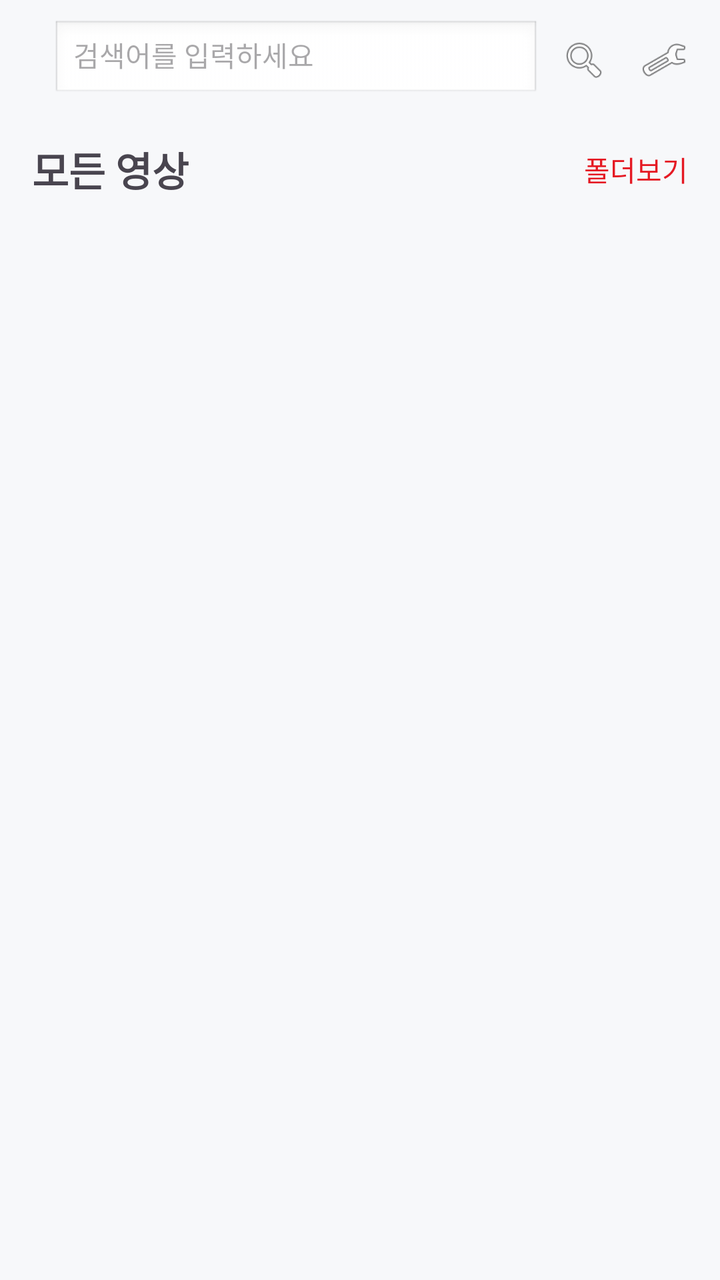
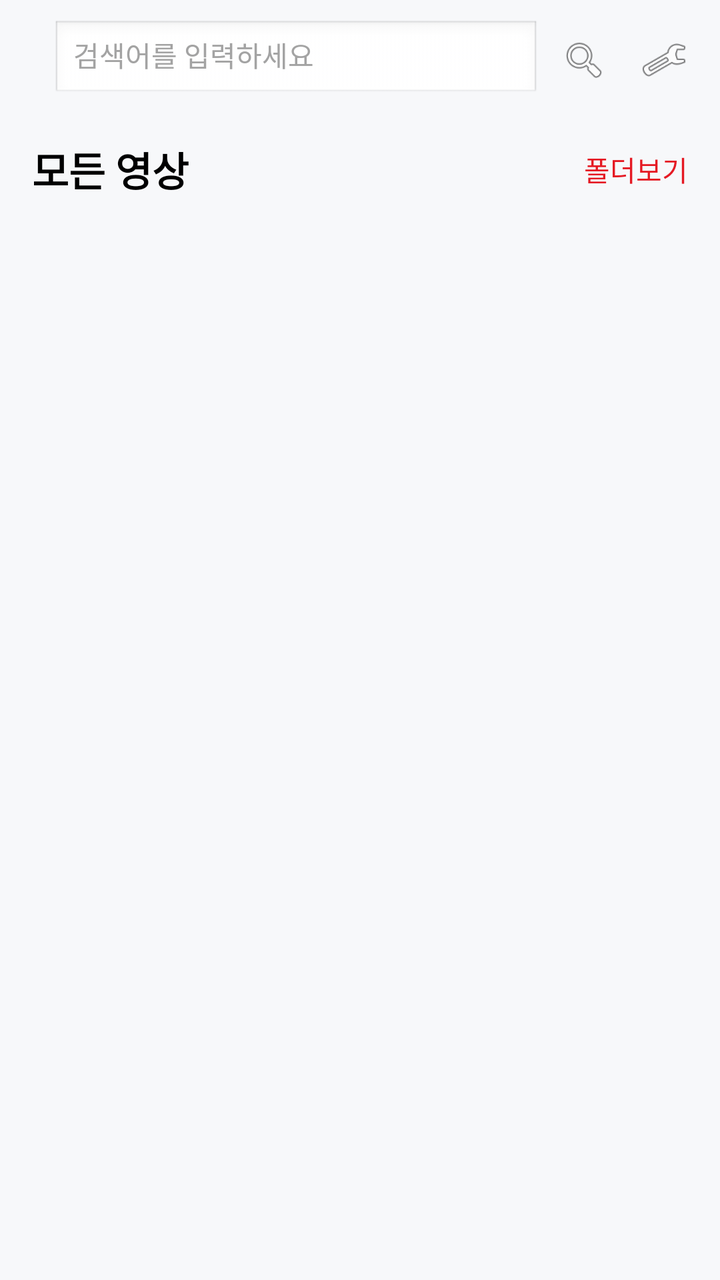

Before-and-after screenshots of an Android layout around one commit, followed by the original layout XML and the change that was made.
<!-- AndroidManifest.xml: application theme Theme.TubePocket -->
<!-- res/layout/fragment_storage.xml -->
<?xml version="1.0" encoding="utf-8"?>
<LinearLayout xmlns:android="http://schemas.android.com/apk/res/android"
    android:layout_width="match_parent"
    android:layout_height="match_parent"
    android:background="@color/bg_light_gray"
    android:orientation="vertical">

    <RelativeLayout
        android:layout_width="match_parent"
        android:layout_height="60dp"
        android:paddingHorizontal="16dp">

        <EditText
            android:id="@+id/etSearch"
            android:layout_width="match_parent"
            android:layout_height="40dp"
            android:layout_alignParentStart="true"
            android:layout_toStartOf="@id/ivSearch"
            android:layout_centerVertical="true"
            android:layout_marginHorizontal="10dp"
            android:hint="검색어를 입력하세요"
            android:textSize="14sp"
            android:background="@android:drawable/edit_text" />

        <ImageView
            android:id="@+id/ivSearch"
            android:layout_width="24dp"
            android:layout_height="24dp"
            android:layout_centerVertical="true"
            android:layout_toStartOf="@+id/ivSetting"
            android:layout_marginEnd="16dp"
            android:src="@android:drawable/ic_menu_search" />

        <ImageView
            android:id="@+id/ivSetting"
            android:layout_width="24dp"
            android:layout_height="24dp"
            android:layout_alignParentEnd="true"
            android:layout_centerVertical="true"
            android:src="@android:drawable/ic_menu_manage" />
    </RelativeLayout>

    <LinearLayout
        android:layout_width="match_parent"
        android:layout_height="wrap_content"
        android:paddingHorizontal="16dp"
        android:paddingVertical="10dp"
        android:gravity="center_vertical"
        android:orientation="horizontal">

        <TextView
            android:id="@+id/tvCurrentFolder"
            android:layout_width="0dp"
            android:layout_height="wrap_content"
            android:layout_weight="1"
            android:text="모든 영상"
            android:textSize="20sp"
            android:textStyle="bold" />

        <TextView
            android:id="@+id/btnViewFolder"
            android:layout_width="wrap_content"
            android:layout_height="wrap_content"
            android:text="폴더보기"
            android:textColor="@color/main_red"
            android:textSize="14sp" />
    </LinearLayout>

    <androidx.recyclerview.widget.RecyclerView
        android:id="@+id/rvStorage"
        android:layout_width="match_parent"
        android:layout_height="match_parent"
        android:clipToPadding="false"
        android:paddingTop="4dp"
        android:paddingBottom="80dp" />
</LinearLayout>
<!-- resources referenced by this layout -->
<resources>
  <color name="bg_light_gray">#F7F8FA</color>
  <color name="main_red">#E51923</color>
  <style name="Theme.TubePocket" parent="Base.Theme.TubePocket" />
  <style name="Base.Theme.TubePocket" parent="Theme.Material3.DayNight.NoActionBar">
          
          
      </style>
</resources>

<!-- the commit's change to res/layout/fragment_storage.xml (unified diff, before → after) -->
@@ -19,6 +19,8 @@
             android:layout_centerVertical="true"
             android:layout_marginHorizontal="10dp"
             android:hint="검색어를 입력하세요"
+            android:textColorHint="#a3a3a3"
+            android:textColor="#000000"
             android:textSize="14sp"
             android:background="@android:drawable/edit_text" />
 
@@ -54,6 +56,7 @@
             android:layout_height="wrap_content"
             android:layout_weight="1"
             android:text="모든 영상"
+            android:textColor="#000000"
             android:textSize="20sp"
             android:textStyle="bold" />
 
